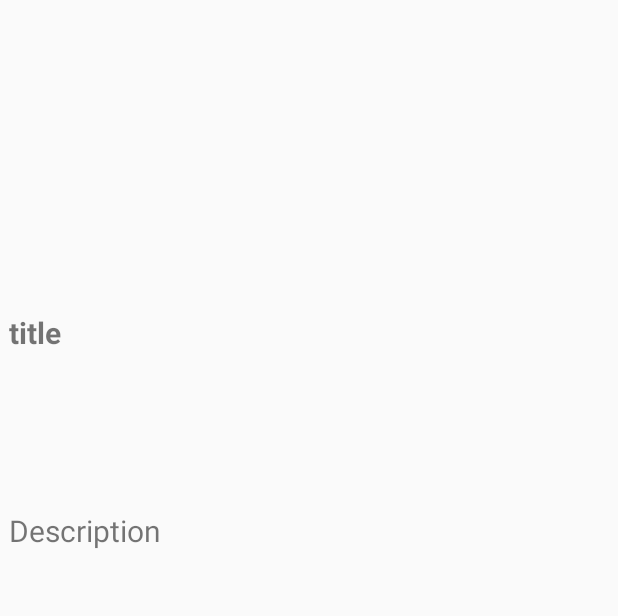
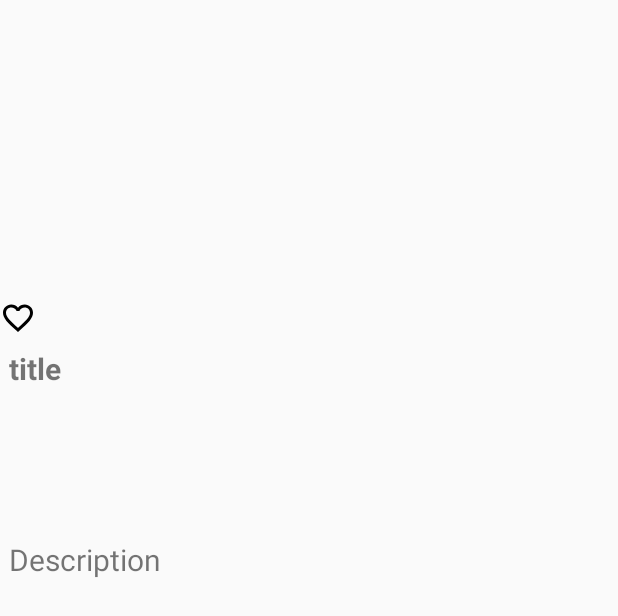
Before and after one commit to cheqriyass/MyMdb, an Android app: the layout activity_movie_details.xml on its own in the app's theme, with its tools: preview values and no code run, on a phone screen of 412 x 824 dp. Shown: the top 616 px of the screen. Run offline under Robolectric (Android 15) with nearby library versions, the phone set to English and light mode, and no system bars.

Commit message:
bug fixes

```diff
--- a/app/src/main/java/com/example/yassine/mymdb/MovieListActiviy.java
+++ b/app/src/main/java/com/example/yassine/mymdb/MovieListActiviy.java
@@ -63,7 +63,7 @@ public class MovieListActiviy extends AppCompatActivity implements NavigationVie
         super.onCreate(savedInstanceState);
         setContentView(R.layout.activity_main);
 
-
+        layout = 0;
         Toolbar toolbar = (Toolbar) findViewById(R.id.toolbar);
         setSupportActionBar(toolbar);
 
@@ -168,8 +168,10 @@ public class MovieListActiviy extends AppCompatActivity implements NavigationVie
 
     //**********************************************************************************
 
-    private void loadFirstPage() {
+    private void
+    loadFirstPage() {
         Log.d(TAG, "loadFirstPage: ");
+
 
         callPopularMoviesApi().enqueue(new Callback<MoviesResponse>() {
             @Override
--- /dev/null
+++ b/app/src/main/res/drawable/ic_favorite_border_black_24dp.xml
@@ -0,0 +1,9 @@
+<vector xmlns:android="http://schemas.android.com/apk/res/android"
+        android:width="24dp"
+        android:height="24dp"
+        android:viewportWidth="24.0"
+        android:viewportHeight="24.0">
+    <path
+        android:fillColor="#FF000000"
+        android:pathData="M16.5,3c-1.74,0 -3.41,0.81 -4.5,2.09C10.91,3.81 9.24,3 7.5,3 4.42,3 2,5.42 2,8.5c0,3.78 3.4,6.86 8.55,11.54L12,21.35l1.45,-1.32C18.6,15.36 22,12.28 22,8.5 22,5.42 19.58,3 16.5,3zM12.1,18.55l-0.1,0.1 -0.1,-0.1C7.14,14.24 4,11.39 4,8.5 4,6.5 5.5,5 7.5,5c1.54,0 3.04,0.99 3.57,2.36h1.87C13.46,5.99 14.96,5 16.5,5c2,0 3.5,1.5 3.5,3.5 0,2.89 -3.14,5.74 -7.9,10.05z"/>
+</vector>
--- /dev/null
+++ b/app/src/main/res/drawable/star.xml
@@ -0,0 +1,6 @@
+<?xml version="1.0" encoding="utf-8"?>
+<selector xmlns:android="http://schemas.android.com/apk/res/android">
+    <item android:state_pressed="true"
+        android:drawable="@drawable/ic_dashboard_black_24dp" /> <!-- pressed -->
+    <item android:drawable="@drawable/ic_favorite_border_black_24dp" /> <!-- default -->
+</selector>
--- a/app/src/main/res/layout/activity_movie_details.xml
+++ b/app/src/main/res/layout/activity_movie_details.xml
@@ -7,12 +7,8 @@
     tools:context="com.example.yassine.mymdb.MovieDetails">
 
     <LinearLayout
-        android:layout_width="match_parent"
-        android:layout_height="match_parent"
-        android:layout_marginBottom="0dp"
-        android:layout_marginLeft="0dp"
-        android:layout_marginRight="0dp"
-        android:layout_marginTop="0dp"
+        android:layout_width="0dp"
+        android:layout_height="0dp"
         android:orientation="vertical"
         app:layout_constraintBottom_toBottomOf="parent"
         app:layout_constraintLeft_toLeftOf="parent"
@@ -34,6 +30,15 @@
             app:layout_constraintLeft_toLeftOf="parent"
             app:layout_constraintRight_toRightOf="parent"
             app:layout_constraintTop_toTopOf="parent" />
+
+        <ImageButton
+            android:id="@+id/favorite"
+            android:layout_width="wrap_content"
+            android:layout_height="wrap_content"
+            android:background="#00ffffff"
+            android:onClick="onToggleStar"
+            android:src="@drawable/ic_favorite_border_black_24dp" />
+
 
         <TextView
             android:id="@+id/movie_title"
```
Also changed, not shown: app/src/main/java/com/example/yassine/mymdb/MovieDetails.java (+20 -0 lines), app/src/main/res/drawable/ic_favorite_black_24dp.xml (added, +9 -0 lines).
